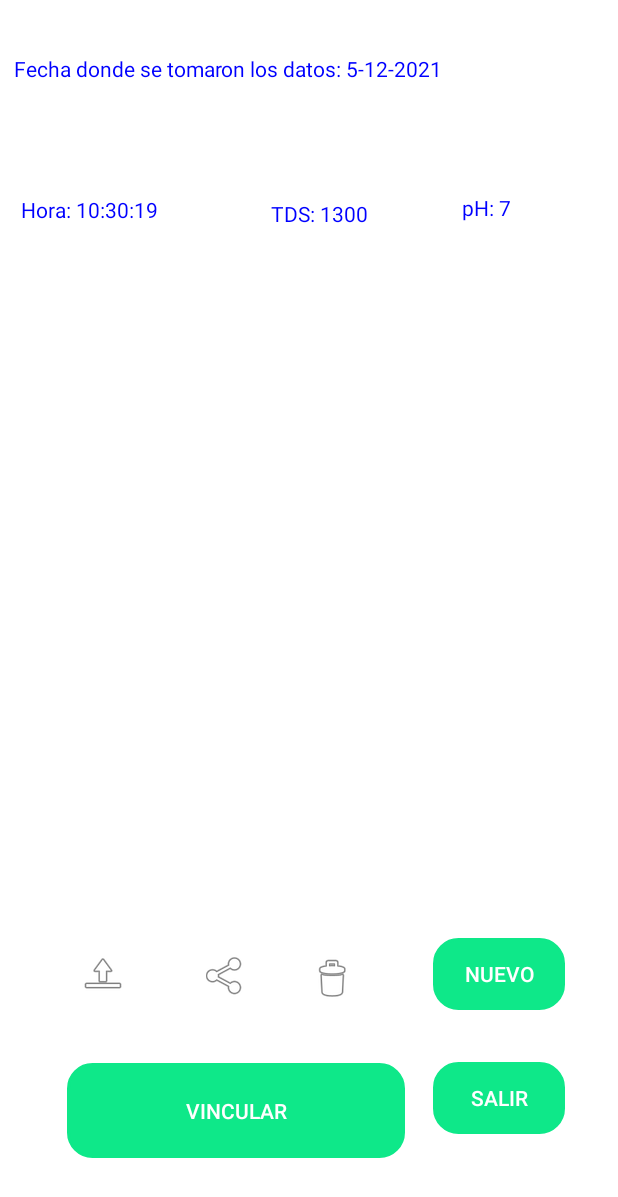
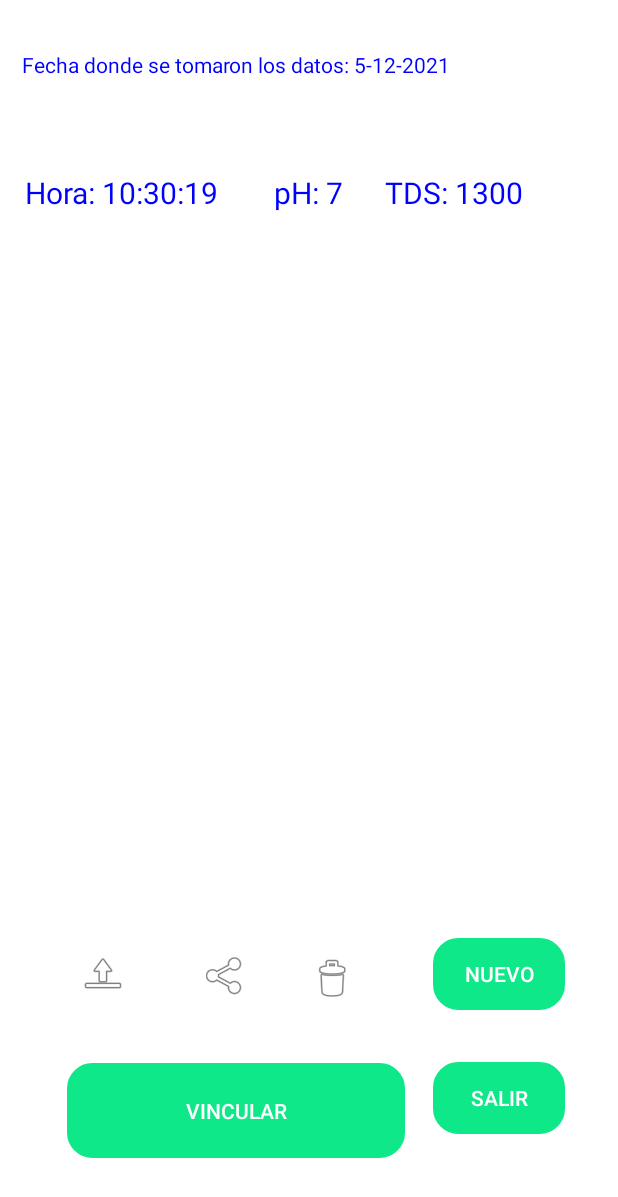
Before and after one commit to andresxvalencia/SmartGreen, an Android app: the mostrarDatos screen opened directly, with no data from a screen before it, after a tap on "NUEVO", on a phone screen of 412 x 824 dp. Shown: the top 1197 px of the screen. Run offline under Robolectric (Android 15) with nearby library versions, the phone set to English and light mode, and no system bars; our stand-ins replace Firebase (no records; nobody signed in at launch, a user with empty details on screens opened directly).

Commit message:
El commit que le debo jeje

```diff
--- a/app/src/main/java/com/ingeco/smartgreen/mostrarDatos.kt
+++ b/app/src/main/java/com/ingeco/smartgreen/mostrarDatos.kt
@@ -8,6 +8,7 @@ import android.bluetooth.BluetoothSocket
 import android.content.Intent
 import android.graphics.Color
 import android.os.Bundle
+import android.os.Handler
 import android.util.Log
 import android.widget.Button
 import android.widget.TextView
@@ -78,19 +79,44 @@ class mostrarDatos : AppCompatActivity() {
 
         btnNuevoValor.setOnClickListener {
 
+
+
             val cal = Calendar.getInstance()
 
             val day: String = Integer.toString(cal.get(Calendar.DAY_OF_MONTH))
             val month: String = Integer.toString(cal.get(Calendar.MONTH)+1)
             val year: String = Integer.toString(cal.get(Calendar.YEAR))
 
-            val hour: String = Integer.toString(cal.get(Calendar.HOUR_OF_DAY))
-            val minute: String = Integer.toString(cal.get(Calendar.MINUTE))
-            val second: String = Integer.toString(cal.get(Calendar.SECOND))
+            val hour: Int = cal.get(Calendar.HOUR_OF_DAY)
+            val minute: Int = cal.get(Calendar.MINUTE)
+            val second: Int = cal.get(Calendar.SECOND)
+
+            var sHour = "0"
+            var sMinute = "0"
+            var sSecond = "0"
+
+
+            sHour = if ((hour >= 0) && (hour <=9 )){
+                "0" + Integer.toString(hour)
+            } else{
+                Integer.toString(hour)
+            }
+
+            sMinute = if ((minute >= 0) && (minute <=9 )){
+                "0" + Integer.toString(minute)
+            } else{
+                Integer.toString(minute)
+            }
+
+            sSecond = if ((second >= 0) && (second <=9 )){
+                "0" + Integer.toString(second)
+            } else{
+                Integer.toString(second)
+            }
 
             val date: String = day + "-" + month + "-" + year
 
-            val time: String = hour + ":" + minute + ":" + second
+            val time: String = sHour + ":" + sMinute + ":" + sSecond
 
             val setDate: String = date + "/" + time
 
@@ -105,7 +131,7 @@ class mostrarDatos : AppCompatActivity() {
             val TDS: String = "1300"
             val pH: String = "7"
 
-
+            var Texto : String = "Hora: " + time + "        pH: " + pH + "      TDS: " + TDS
 
             val newData = Data(TDS,pH)
 
@@ -115,17 +141,13 @@ class mostrarDatos : AppCompatActivity() {
             TextDate.setText("Fecha donde se tomaron los datos: " + date);
             TextDate.setTextColor(Color.BLUE);
 
-            val TextTime = findViewById(R.id.Hora) as TextView
-            TextTime.setText("Hora: " + time);
-            TextTime.setTextColor(Color.BLUE);
+            val TextData = findViewById(R.id.Datos) as TextView
+            TextData.setText(Texto);
+            TextData.setTextColor(Color.BLUE);
+            TextData.setTextSize(20F);
 
-            val TextTDS = findViewById(R.id.TDS) as TextView
-            TextTDS.setText("TDS: " + TDS);
-            TextTDS.setTextColor(Color.BLUE);
 
-            val TextpH = findViewById(R.id.pH) as TextView
-            TextpH.setText("pH: " + pH);
-            TextpH.setTextColor(Color.BLUE);
+            Texto = Texto + "\n"
 
         }
 
--- a/app/src/main/res/layout/activity_mostrar_datos.xml
+++ b/app/src/main/res/layout/activity_mostrar_datos.xml
@@ -92,15 +92,15 @@
 
     <TextView
         android:id="@+id/Fecha"
-        android:layout_width="377dp"
+        android:layout_width="380dp"
         android:layout_height="41dp"
         android:text="Prueba"
         app:layout_constraintBottom_toBottomOf="parent"
         app:layout_constraintEnd_toEndOf="parent"
-        app:layout_constraintHorizontal_bias="0.278"
+        app:layout_constraintHorizontal_bias="0.451"
         app:layout_constraintStart_toStartOf="parent"
         app:layout_constraintTop_toTopOf="parent"
-        app:layout_constraintVertical_bias="0.046" />
+        app:layout_constraintVertical_bias="0.043" />
 
     <TextView
         android:id="@+id/deviceName"
@@ -127,38 +127,15 @@
         app:layout_constraintVertical_bias="0.705" />
 
     <TextView
-        android:id="@+id/Hora"
-        android:layout_width="124dp"
-        android:layout_height="38dp"
+        android:id="@+id/Datos"
+        android:layout_width="380dp"
+        android:layout_height="400dp"
         android:text="TextView"
         app:layout_constraintBottom_toBottomOf="parent"
         app:layout_constraintEnd_toEndOf="parent"
-        app:layout_constraintHorizontal_bias="0.048"
+        app:layout_constraintHorizontal_bias="0.516"
         app:layout_constraintStart_toStartOf="parent"
         app:layout_constraintTop_toTopOf="parent"
-        app:layout_constraintVertical_bias="0.165" />
+        app:layout_constraintVertical_bias="0.271" />
 
-    <TextView
-        android:id="@+id/TDS"
-        android:layout_width="78dp"
-        android:layout_height="35dp"
-        android:text="TextView"
-        app:layout_constraintBottom_toBottomOf="parent"
-        app:layout_constraintEnd_toEndOf="parent"
-        app:layout_constraintHorizontal_bias="0.54"
-        app:layout_constraintStart_toStartOf="parent"
-        app:layout_constraintTop_toTopOf="parent"
-        app:layout_constraintVertical_bias="0.168" />
-
-    <TextView
-        android:id="@+id/pH"
-        android:layout_width="80dp"
-        android:layout_height="35dp"
-        android:text="TextView"
-        app:layout_constraintBottom_toBottomOf="parent"
-        app:layout_constraintEnd_toEndOf="parent"
-        app:layout_constraintHorizontal_bias="0.927"
-        app:layout_constraintStart_toStartOf="parent"
-        app:layout_constraintTop_toTopOf="parent"
-        app:layout_constraintVertical_bias="0.163" />
 </androidx.constraintlayout.widget.ConstraintLayout>
```
